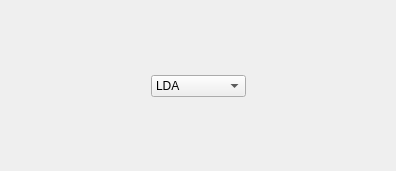
The window that _AlgorithmsPlugins/Projections/paramsLDA.ui (b4silio/MLDemos) describes before a commit, drawn with Qt 5.
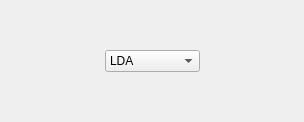
The same window after the commit.

```diff
--- a/_AlgorithmsPlugins/Projections/paramsLDA.ui
+++ b/_AlgorithmsPlugins/Projections/paramsLDA.ui
@@ -6,8 +6,8 @@
    <rect>
     <x>0</x>
     <y>0</y>
-    <width>396</width>
-    <height>171</height>
+    <width>304</width>
+    <height>122</height>
    </rect>
   </property>
   <property name="windowTitle">
```
